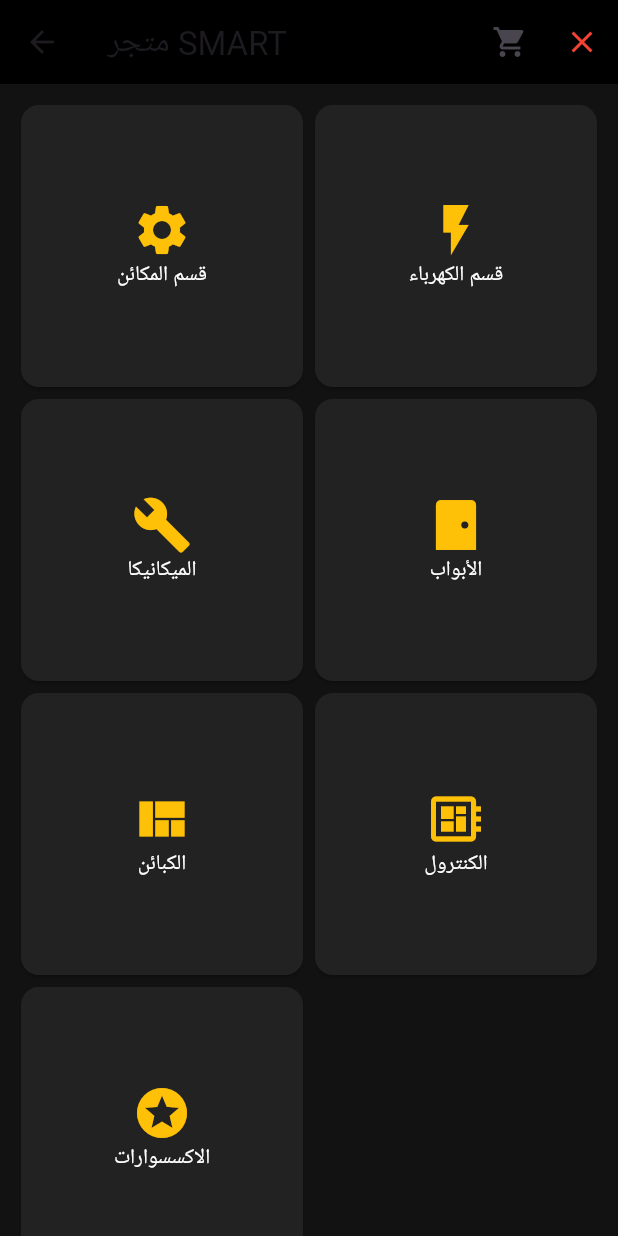
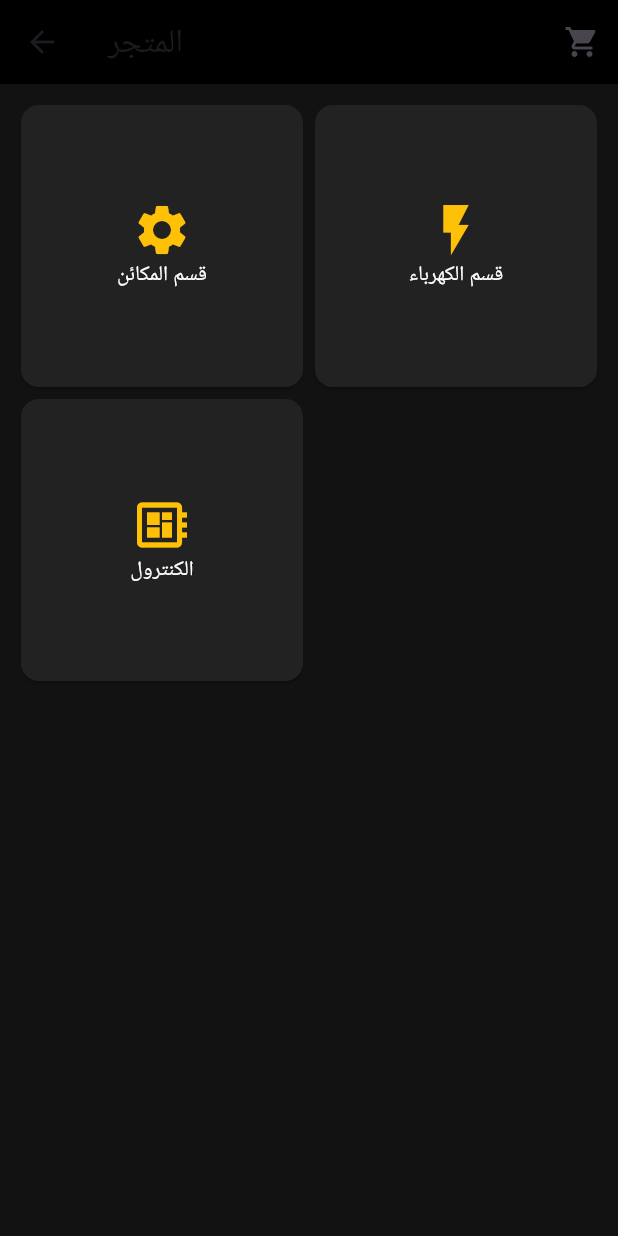
Before and after one commit to ahmedchiva-max/smart, a Flutter app: the ShopPage screen opened directly, on a phone screen of 412 x 824 dp. Run offline on Flutter 3.47's test engine with Material 3 defaults, Android fonts, the phone set to English and light mode, and no system bars; Roboto replaces fonts that are missing (Arial).

Commit message:
إصلاح نهائي: التوقيع، الدفع، وترميز اللغة العربية

```diff
--- a/lib/main.dart
+++ b/lib/main.dart
@@ -4,7 +4,11 @@ import 'screens/reports_page.dart';
 import 'screens/orders_page.dart';
 import 'screens/smart_home.dart';
 
-void main() => runApp(MaterialApp(debugShowCheckedModeBanner: false, home: Nav()));
+void main() => runApp(MaterialApp(
+  debugShowCheckedModeBanner: false,
+  theme: ThemeData(fontFamily: 'Arial'), // استخدام خط يدعم العربية برمجياً
+  home: Nav(),
+));
 
 class Nav extends StatefulWidget { @override _NavState createState() => _NavState(); }
 class _NavState extends State<Nav> {
--- a/lib/screens/shop_page.dart
+++ b/lib/screens/shop_page.dart
@@ -1,13 +1,6 @@
 import 'package:flutter/material.dart';
 import 'package:flutter/services.dart';
 import 'package:url_launcher/url_launcher.dart';
-
-class Product {
-  final String name;
-  final double price;
-  final String category;
-  Product({required this.name, required this.price, required this.category});
-}
 
 class ShopPage extends StatefulWidget {
   @override
@@ -15,19 +8,15 @@ class ShopPage extends StatefulWidget {
 }
 
 class _ShopPageState extends State<ShopPage> {
-  List<Product> cart = [];
+  List<Map<String, dynamic>> cart = [];
   String? selectedCategory;
   bool isReceiptUploaded = false;
 
-  final List<Product> allProducts = [
-    Product(name: "ماكينة سيكور 5.5 حصان", price: 4500, category: "قسم المكائن"),
-    Product(name: "ماكينة مونتناري إيطالي", price: 6200, category: "قسم المكائن"),
-    Product(name: "انفرتر ياسكاوا 4 كيلو", price: 1900, category: "قسم الكهرباء"),
-    Product(name: "كنترول سمارت 4 أدوار", price: 2800, category: "الكنترول"),
-    Product(name: "حبال صلب 10 ملم", price: 150, category: "الميكانيكا"),
-    Product(name: "باب أتوماتيك تيسن", price: 3200, category: "الأبواب"),
-    Product(name: "كبينة ذهبية ملكي", price: 15000, category: "الكبائن"),
-    Product(name: "أزرار استدعاء ذهبية", price: 85, category: "الاكسسوارات"),
+  final List<Map<String, dynamic>> products = [
+    {'n': 'ماكينة سيكور 5.5 حصان', 'p': 4500, 'c': 'قسم المكائن'},
+    {'n': 'انفرتر ياسكاوا 4 كيلو', 'p': 1900, 'c': 'قسم الكهرباء'},
+    {'n': 'كنترول سمارت 4 أدوار', 'p': 2800, 'c': 'الكنترول'},
+    {'n': 'باب أتوماتيك تيسن', 'p': 3200, 'c': 'الأبواب'},
   ];
 
   void _showCheckout() {
@@ -59,7 +48,7 @@ class _ShopPageState extends State<ShopPage> {
         TextButton(onPressed: () {
           if (n.text.isEmpty) { _msg("الاسم إجباري"); return; }
           if (p.text.length == 10 && p.text.startsWith("05")) { Navigator.pop(ctx); _askLoc(); }
-          else { _msg("خطأ: الرقم يجب أن يكون 10 أرقام ويبدأ بـ 05"); }
+          else { _msg("خطأ: الرقم يجب أن يبدأ بـ 05 ويتكون من 10 أرقام"); }
         }, child: Text("حسناً"))
       ],
     ));
@@ -67,10 +56,10 @@ class _ShopPageState extends State<ShopPage> {
 
   void _askLoc() {
     showModalBottomSheet(context: context, builder: (ctx) => Column(mainAxisSize: MainAxisSize.min, children: [
-      ListTile(leading: Icon(Icons.my_location), title: Text("موقعي الحالي (طلب إذن)"), onTap: () { Navigator.pop(ctx); _msg("تم تحديد موقعك"); _showPay(); }),
-      ListTile(leading: Icon(Icons.chat), title: Text("إرسال عبر واتساب"), onTap: () { launchUrl(Uri.parse("https://wa.me/966590000000")); _showPay(); }),
-      ListTile(leading: Icon(Icons.map), title: Text("لصق رابط جوجل ماب"), onTap: () => _inputBox("الصق الرابط")),
-      ListTile(leading: Icon(Icons.description), title: Text("وصف الموقع يدوياً"), onTap: () => _inputBox("اكتب الوصف")),
+      ListTile(leading: Icon(Icons.my_location), title: Text("موقعي الحالي"), onTap: () { Navigator.pop(ctx); _showPay(); }),
+      ListTile(leading: Icon(Icons.chat), title: Text("واتساب"), onTap: () { launchUrl(Uri.parse("https://wa.me/966590000000")); _showPay(); }),
+      ListTile(leading: Icon(Icons.map), title: Text("جوجل ماب"), onTap: () => _inputBox("الصق الرابط")),
+      ListTile(leading: Icon(Icons.edit), title: Text("وصف يدوي"), onTap: () => _inputBox("اكتب الوصف")),
     ]));
   }
 
@@ -84,24 +73,28 @@ class _ShopPageState extends State<ShopPage> {
 
   void _showPay() {
     showDialog(context: context, builder: (ctx) => AlertDialog(
-      title: Text("طرق الدفع"),
+      title: Text("اختر طريقة الدفع"),
       content: Column(mainAxisSize: MainAxisSize.min, children: [
-        _pCard("Apple Pay", Colors.black, Icons.apple),
-        _pCard("STC Pay", Color(0xFF4F008C), Icons.account_balance_wallet),
-        _pCard("تحويل بنكي", Colors.blueGrey, Icons.account_balance),
-        Text("\nIBAN: SA9380000001234567890", style: TextStyle(color: Colors.amber, fontSize: 11, fontWeight: FontWeight.bold)),
+        _payItem("Apple Pay", Colors.black, Icons.apple),
+        _payItem("STC Pay", Color(0xFF4F008C), Icons.account_balance_wallet),
+        _payItem("تحويل بنكي", Colors.blueGrey, Icons.account_balance),
+        Text("\nIBAN: SA9380000001234567890", style: TextStyle(color: Colors.amber, fontSize: 10)),
       ]),
-      actions: [ElevatedButton(onPressed: () => _upRec(), child: Text("رفع الإيصال (إجباري)"))],
     ));
   }
 
-  Widget _pCard(String t, Color c, IconData i) => InkWell(onTap: () => HapticFeedback.vibrate(), child: Card(color: c, child: ListTile(leading: Icon(i, color: Colors.white), title: Text(t, style: TextStyle(color: Colors.white)))));
+  Widget _payItem(String t, Color c, IconData i) {
+    return GestureDetector(
+      onTap: () { HapticFeedback.heavyImpact(); Navigator.pop(context); _upRec(); },
+      child: Card(color: c, child: ListTile(leading: Icon(i, color: Colors.white), title: Text(t, style: TextStyle(color: Colors.white)))),
+    );
+  }
 
   void _upRec() {
     showDialog(context: context, barrierDismissible: false, builder: (ctx) => AlertDialog(
-      title: Text("إثبات الحوالة"),
-      content: Text("يجب اختيار صورة الإيصال لإتمام العملية"),
-      actions: [ElevatedButton(onPressed: () { setState(() { isReceiptUploaded = true; cart.clear(); }); Navigator.pop(ctx); _msg("تم الطلب بنجاح! راجع قسم طلباتي"); }, child: Text("رفع صورة الإيصال"))],
+      title: Text("إثبات الحوالة (إجباري)"),
+      content: Text("يرجى رفع صورة الإيصال لإتمام البيع"),
+      actions: [ElevatedButton(onPressed: () { setState(() { isReceiptUploaded = true; cart.clear(); }); Navigator.pop(ctx); _msg("تم الطلب! راجع قسم طلباتي"); }, child: Text("رفع الصورة"))],
     ));
   }
 
@@ -113,53 +106,25 @@ class _ShopPageState extends State<ShopPage> {
       backgroundColor: Color(0xFF121212),
       appBar: AppBar(
         backgroundColor: Colors.black,
-        leading: IconButton(icon: Icon(Icons.arrow_back), onPressed: () => Navigator.pop(context)),
-        title: Text(selectedCategory ?? "متجر SMART"),
+        title: Text(selectedCategory ?? "المتجر"),
         actions: [
           Stack(alignment: Alignment.center, children: [
             IconButton(icon: Icon(Icons.shopping_cart), onPressed: _showCheckout),
             if(cart.isNotEmpty) Positioned(top: 5, right: 5, child: CircleAvatar(radius: 8, backgroundColor: Colors.red, child: Text("${cart.length}", style: TextStyle(fontSize: 10))))
           ]),
-          IconButton(icon: Icon(Icons.close, color: Colors.red), onPressed: () => Navigator.pop(context)),
         ],
       ),
       body: selectedCategory == null ? _grid() : _list(),
-      floatingActionButton: selectedCategory != null ? FloatingActionButton(backgroundColor: Colors.amber, onPressed: () => setState(() => selectedCategory = null), child: Icon(Icons.home)) : null,
     );
   }
 
   Widget _grid() {
-    final List<Map<String, dynamic>> cats = [
-      {'n': 'قسم المكائن', 'i': Icons.settings},
-      {'n': 'قسم الكهرباء', 'i': Icons.flash_on},
-      {'n': 'الميكانيكا', 'i': Icons.build},
-      {'n': 'الأبواب', 'i': Icons.sensor_door},
-      {'n': 'الكبائن', 'i': Icons.view_quilt},
-      {'n': 'الكنترول', 'i': Icons.developer_board},
-      {'n': 'الاكسسوارات', 'i': Icons.stars}
-    ];
-    return GridView.builder(
-      padding: EdgeInsets.all(10),
-      gridDelegate: SliverGridDelegateWithFixedCrossAxisCount(crossAxisCount: 2),
-      itemCount: cats.length,
-      itemBuilder: (ctx, i) => Card(
-        color: Color(0xFF222222),
-        child: InkWell(
-          onTap: () => setState(() => selectedCategory = cats[i]['n'] as String),
-          child: Column(
-            mainAxisAlignment: MainAxisAlignment.center,
-            children: [
-              Icon(cats[i]['i'] as IconData, color: Colors.amber, size: 40),
-              Text(cats[i]['n'] as String, style: TextStyle(color: Colors.white))
-            ]
-          )
-        )
-      )
-    );
+    final cats = [{'n': 'قسم المكائن', 'i': Icons.settings}, {'n': 'قسم الكهرباء', 'i': Icons.flash_on}, {'n': 'الكنترول', 'i': Icons.developer_board}];
+    return GridView.builder(padding: EdgeInsets.all(10), gridDelegate: SliverGridDelegateWithFixedCrossAxisCount(crossAxisCount: 2), itemCount: cats.length, itemBuilder: (ctx, i) => Card(color: Color(0xFF222222), child: InkWell(onTap: () => setState(() => selectedCategory = cats[i]['n'] as String), child: Column(mainAxisAlignment: MainAxisAlignment.center, children: [Icon(cats[i]['i'] as IconData, color: Colors.amber, size: 40), Text(cats[i]['n'] as String, style: TextStyle(color: Colors.white))]))));
   }
 
   Widget _list() {
-    final ps = allProducts.where((p) => p.category == selectedCategory).toList();
-    return ListView.builder(itemCount: ps.length, itemBuilder: (ctx, i) => ListTile(title: Text(ps[i].name, style: TextStyle(color: Colors.white)), subtitle: Text("${ps[i].price} ريال", style: TextStyle(color: Colors.amber)), trailing: ElevatedButton(onPressed: () { setState(() => cart.add(ps[i])); HapticFeedback.mediumImpact(); }, child: Text("إضافة"))));
+    final ps = products.where((p) => p['c'] == selectedCategory).toList();
+    return ListView.builder(itemCount: ps.length, itemBuilder: (ctx, i) => ListTile(title: Text(ps[i]['n'], style: TextStyle(color: Colors.white)), trailing: ElevatedButton(onPressed: () => setState(() => cart.add(ps[i])), child: Text("إضافة"))));
   }
 }
```
